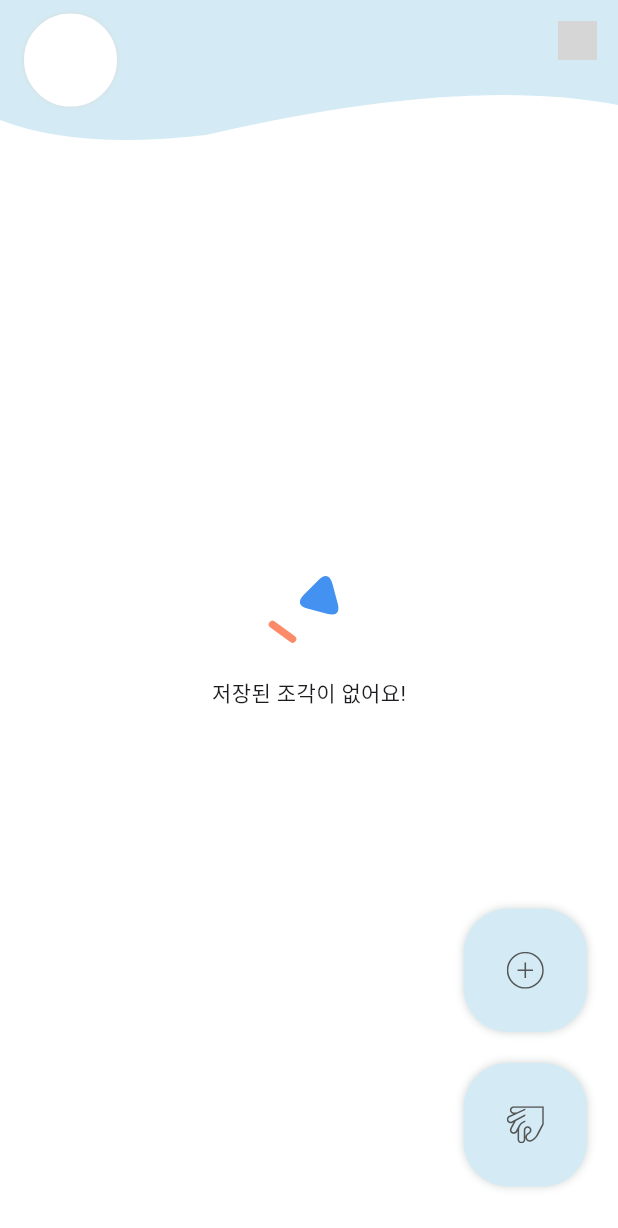
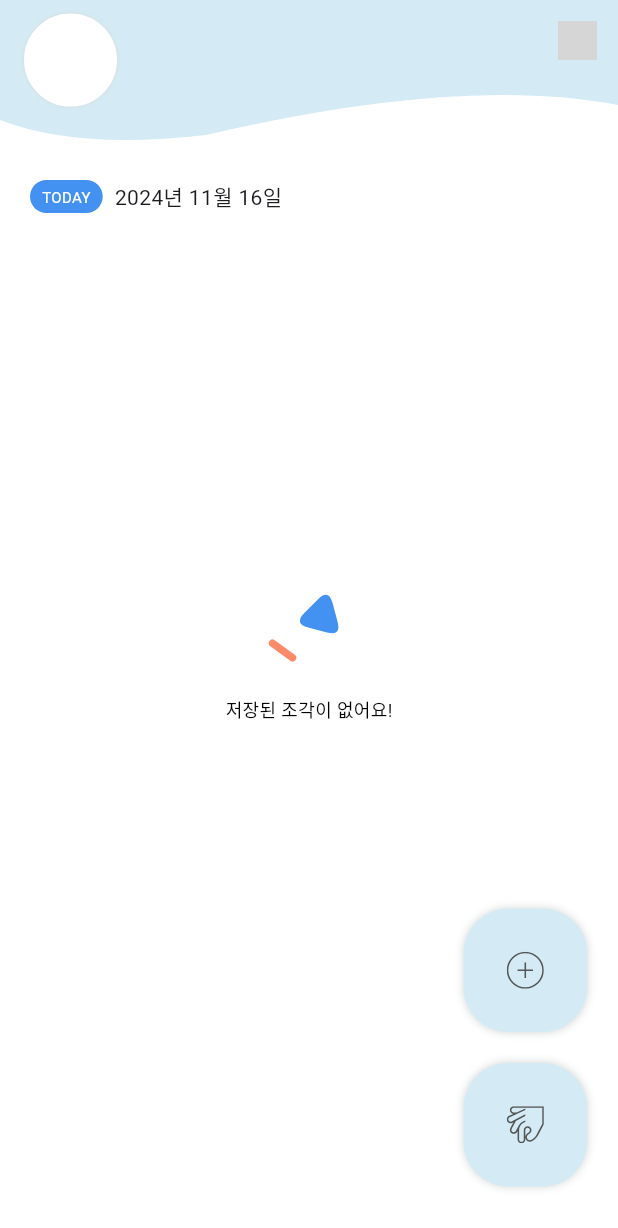
Before and after one commit to hnaa0/piece_of_happiness, a Flutter app: the HomeScreen screen opened by its route, on a phone screen of 412 x 824 dp. Shown: the top 1228 px of the screen. Run offline on Flutter 3.47's test engine with Material 3 defaults, Android fonts, the phone set to English and light mode, and no system bars; our stand-ins replace cloud_firestore, firebase_auth, firebase_core, firebase_storage, flutter_riverpod, flutter_svg and 5 more; accounts and stored records are empty; Roboto replaces fonts that are missing (SsurroundAir); grey boxes are pictures that could not be loaded.

Commit message:
🎨style: Update UI in Home screen and Add-Bottomsheet screen

```diff
--- a/lib/features/home/views/home_screen.dart
+++ b/lib/features/home/views/home_screen.dart
@@ -2,13 +2,15 @@ import 'package:flutter/material.dart';
 import 'package:flutter_riverpod/flutter_riverpod.dart';
 import 'package:flutter_svg/svg.dart';
 import 'package:gap/gap.dart';
+import 'package:loading_animation_widget/loading_animation_widget.dart';
 import 'package:piece_of_happiness/constants/colors.dart';
 import 'package:piece_of_happiness/features/home/view_models/fetch_piece_view_model.dart';
 import 'package:piece_of_happiness/features/home/views/add_bottomsheet_screen.dart';
 import 'package:piece_of_happiness/features/home/views/widgets/home_button.dart';
 import 'package:piece_of_happiness/features/home/views/widgets/loading_move.dart';
 import 'package:piece_of_happiness/features/home/views/widgets/piece_dialog.dart';
-import 'package:piece_of_happiness/features/home/views/widgets/pieces_info.dart';
+import 'package:piece_of_happiness/features/home/views/widgets/piece_empty.dart';
+import 'package:piece_of_happiness/features/home/views/widgets/piece_not_empty.dart';
 import 'package:piece_of_happiness/features/home/views/widgets/wavy_app_bar.dart';
 import 'package:piece_of_happiness/features/settings/view_models/theme_config_view_model.dart';
 
@@ -110,9 +112,45 @@ class _HomeScreenState extends ConsumerState<HomeScreen> {
               width: size.width,
             ),
           ),
-          const Align(
-            child: PiecesInfo(),
-          ),
+          ref.watch(fetchPieceProvider).when(
+                data: (data) {
+                  final dataLength = data.length;
+
+                  return data.isEmpty
+                      ? const PieceEmpty()
+                      : PieceNotEmpty(dataLength: dataLength);
+                },
+                error: (error, stackTrace) {
+                  return Column(
+                    mainAxisAlignment: MainAxisAlignment.center,
+                    crossAxisAlignment: CrossAxisAlignment.center,
+                    children: [
+                      const Text(
+                        "데이터를 가져오지 못했습니다.",
+                        style: TextStyle(
+                          color: Color(
+                            ThemeColors.grey_700,
+                          ),
+                        ),
+                      ),
+                      const Text(
+                        "잠시 후 다시 시도해주세요.",
+                        style: TextStyle(
+                          color: Color(
+                            ThemeColors.grey_700,
+                          ),
+                        ),
+                      ),
+                      Gap(MediaQuery.of(context).size.height * 0.2),
+                    ],
+                  );
+                },
+                loading: () => LoadingAnimationWidget.twistingDots(
+                  leftDotColor: const Color(ThemeColors.lightBlue),
+                  rightDotColor: const Color(ThemeColors.blue),
+                  size: 20,
+                ),
+              ),
           Positioned(
             bottom: 0,
             right: 0,
--- /dev/null
+++ b/lib/features/home/views/widgets/piece_empty.dart
@@ -0,0 +1,133 @@
+import 'package:flutter/material.dart';
+import 'package:flutter_riverpod/flutter_riverpod.dart';
+import 'dart:math' as math;
+import 'package:gap/gap.dart';
+import 'package:intl/intl.dart';
+import 'package:piece_of_happiness/common/widgets/rounded_stick.dart';
+import 'package:piece_of_happiness/common/widgets/rounded_triangle.dart';
+import 'package:piece_of_happiness/constants/colors.dart';
+import 'package:piece_of_happiness/features/settings/view_models/theme_config_view_model.dart';
+
+class PieceEmpty extends ConsumerWidget {
+  const PieceEmpty({super.key});
+
+  @override
+  Widget build(BuildContext context, WidgetRef ref) {
+    final isDark = ref.watch(themeConfigProvider).darkMode;
+
+    return Padding(
+      padding: const EdgeInsets.symmetric(
+        horizontal: 20,
+        vertical: 10,
+      ),
+      child: SizedBox(
+        width: MediaQuery.of(context).size.width,
+        child: Column(
+          children: [
+            Row(
+              children: [
+                Container(
+                  padding: const EdgeInsets.symmetric(
+                    vertical: 4,
+                    horizontal: 8,
+                  ),
+                  decoration: BoxDecoration(
+                    color: const Color(
+                      ThemeColors.blue,
+                    ),
+                    borderRadius: BorderRadius.circular(20),
+                  ),
+                  child: const Text(
+                    "TODAY",
+                    style: TextStyle(
+                      fontSize: 10,
+                      color: Color(
+                        ThemeColors.white,
+                      ),
+                    ),
+                  ),
+                ),
+                const Gap(8),
+                Text(
+                  DateFormat("yyyy년 MM월 dd일").format(
+                    DateTime.now(),
+                  ),
+                ),
+              ],
+            ),
+            Flexible(
+              flex: 1,
+              child: Align(
+                alignment: Alignment.center,
+                child: Column(
+                  mainAxisAlignment: MainAxisAlignment.center,
+                  children: [
+                    Stack(
+                      children: [
+                        SizedBox(
+                          width: MediaQuery.of(context).size.width * 0.15,
+                          height: MediaQuery.of(context).size.width * 0.15,
+                        ),
+                        Positioned(
+                          bottom: 20,
+                          left: 5,
+                          child: Transform.rotate(
+                            angle: math.pi / 5,
+                            child: CustomPaint(
+                              size: Size(
+                                  MediaQuery.of(context).size.width * 0.04, 0),
+                              painter: RoundedStick(
+                                color: const Color(
+                                  ThemeColors.coral,
+                                ),
+                              ),
+                            ),
+                          ),
+                        ),
+                        Positioned(
+                          right: 5,
+                          child: Transform.rotate(
+                            angle: math.pi / 12,
+                            child: CustomPaint(
+                              size: Size(
+                                MediaQuery.of(context).size.width * 0.08,
+                                (math.sqrt(3) / 2) *
+                                    MediaQuery.of(context).size.width *
+                                    0.08,
+                              ),
+                              painter: RoundedTriangle(
+                                color: const Color(
+                                  ThemeColors.blue,
+                                ),
+                                radius: 10.0,
+                              ),
+                            ),
+                          ),
+                        ),
+                      ],
+                    ),
+                    const Gap(10),
+                    Text(
+                      "저장된 조각이 없어요!",
+                      style: TextStyle(
+                        fontSize: 12,
+                        color: isDark
+                            ? const Color(
+                                ThemeColors.white,
+                              )
+                            : const Color(
+                                ThemeColors.black,
+                              ),
+                      ),
+                    ),
+                  ],
+                ),
+              ),
+            ),
+            Gap(MediaQuery.of(context).size.height * 0.1),
+          ],
+        ),
+      ),
+    );
+  }
+}
--- a/lib/features/home/views/widgets/piece_figure.dart
+++ b/lib/features/home/views/widgets/piece_figure.dart
@@ -18,6 +18,7 @@ class PieceFigure extends StatelessWidget {
           height: size.width * 0.12,
         ),
         Positioned(
+          top: 10,
           left: 5,
           child: Transform.rotate(
             angle: math.pi / 4,
@@ -33,7 +34,7 @@ class PieceFigure extends StatelessWidget {
         ),
         Positioned(
           right: 5,
-          bottom: 20,
+          bottom: 10,
           child: Transform.rotate(
             angle: math.pi / 12,
             child: CustomPaint(
--- a/lib/features/home/views/widgets/pieces_info.dart
+++ /dev/null
@@ -1,125 +0,0 @@
-import 'package:flutter/material.dart';
-import 'dart:math' as math;
-import 'package:flutter_riverpod/flutter_riverpod.dart';
-import 'package:gap/gap.dart';
-import 'package:loading_animation_widget/loading_animation_widget.dart';
-import 'package:piece_of_happiness/common/widgets/rounded_stick.dart';
-import 'package:piece_of_happiness/common/widgets/rounded_triangle.dart';
-import 'package:piece_of_happiness/constants/colors.dart';
-import 'package:piece_of_happiness/features/home/view_models/fetch_piece_view_model.dart';
-
-class PiecesInfo extends ConsumerWidget {
-  const PiecesInfo({super.key});
-
-  @override
-  Widget build(BuildContext context, WidgetRef ref) {
-    return ref.watch(fetchPieceProvider).when(
-          data: (data) {
-            return data.isEmpty
-                ? Column(
-                    mainAxisAlignment: MainAxisAlignment.center,
-                    crossAxisAlignment: CrossAxisAlignment.center,
-                    children: [
-                      Stack(
-                        children: [
-                          SizedBox(
-                            width: MediaQuery.of(context).size.width * 0.15,
-                            height: MediaQuery.of(context).size.width * 0.15,
-                          ),
-                          Positioned(
-                            bottom: 20,
-                            left: 5,
-                            child: Transform.rotate(
-                              angle: math.pi / 5,
-                              child: CustomPaint(
-                                size: Size(
-                                    MediaQuery.of(context).size.width * 0.04,
-                                    0),
-                                painter: RoundedStick(
-                                  color: const Color(
-                                    ThemeColors.coral,
-                                  ),
-                                ),
-                              ),
-                            ),
-                          ),
-                          Positioned(
-                            right: 5,
-                            child: Transform.rotate(
-                              angle: math.pi / 12,
-                              child: CustomPaint(
-                                size: Size(
-                                  MediaQuery.of(context).size.width * 0.08,
-                                  (math.sqrt(3) / 2) *
-                                      MediaQuery.of(context).size.width *
-                                      0.08,
-                                ),
-                                painter: RoundedTriangle(
-                                  color: const Color(
-                                    ThemeColors.blue,
-                                  ),
-                                  radius: 10.0,
-                                ),
-                              ),
-                            ),
-                          ),
-                        ],
-                      ),
-                      const Gap(10),
-                      const Text(
-                        "저장된 조각이 없어요!",
-                      ),
-                      Gap(MediaQuery.of(context).size.height * 0.1),
-                    ],
-                  )
-                : Container(
-                    alignment: Alignment.center,
-                    child: Column(
-                      mainAxisAlignment: MainAxisAlignment.center,
-                      crossAxisAlignment: CrossAxisAlignment.center,
-                      children: [
-                        Text(
-                          "${data.length}",
-                          style: TextStyle(
-                            fontSize: MediaQuery.of(context).size.width * 0.1,
-                            fontWeight: FontWeight.bold,
-                          ),
-                        ),
-                        Gap(MediaQuery.of(context).size.height * 0.2),
-                      ],
-                    ),
-                  );
-          },
-          error: (error, stackTrace) {
-            return Column(
-              mainAxisAlignment: MainAxisAlignment.center,
-              crossAxisAlignment: CrossAxisAlignment.center,
-              children: [
-                const Text(
-                  "데이터를 가져오지 못했습니다.",
-                  style: TextStyle(
-                    color: Color(
-                      ThemeColors.grey_700,
-                    ),
-                  ),
-                ),
-                const Text(
-                  "잠시 후 다시 시도해주세요.",
-                  style: TextStyle(
-                    color: Color(
-                      ThemeColors.grey_700,
-                    ),
-                  ),
-                ),
-                Gap(MediaQuery.of(context).size.height * 0.2),
-              ],
-            );
-          },
-          loading: () => LoadingAnimationWidget.twistingDots(
-            leftDotColor: const Color(ThemeColors.lightBlue),
-            rightDotColor: const Color(ThemeColors.blue),
-            size: 20,
-          ),
-        );
-  }
-}
```
Also changed, not shown: lib/features/home/views/add_bottomsheet_screen.dart (+7 -20 lines), lib/features/home/views/widgets/piece_dialog.dart (+2 -7 lines), lib/features/home/views/widgets/piece_not_empty.dart (added, +190 -0 lines).
